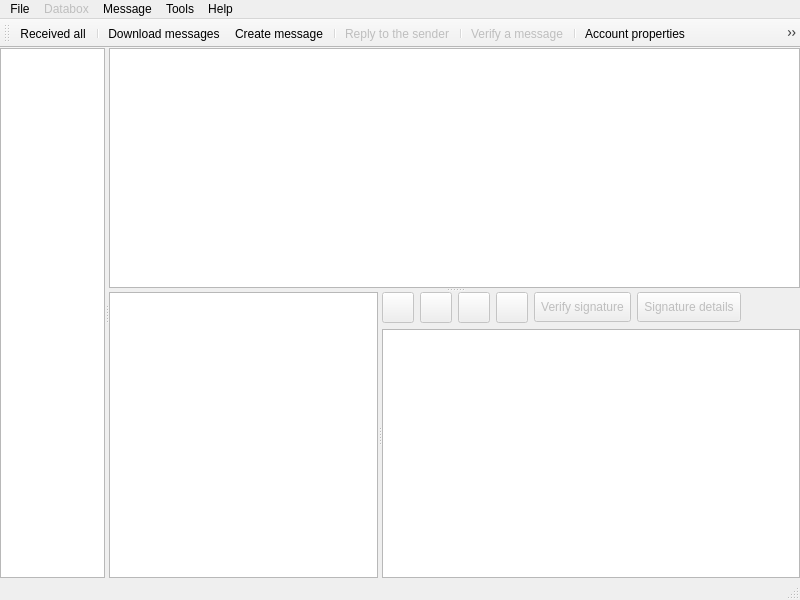
psakar/datovka, file src/gui/ui/datovka.ui: the form before one commit.
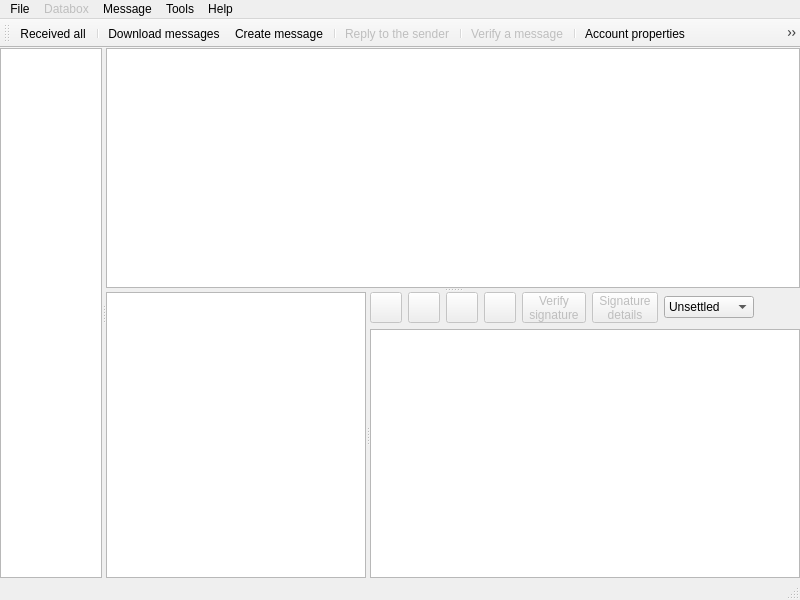
The form after the commit. Icons and pictures are not drawn.

Commit message: Added message processing state into database and mainwindow widget

Diff of the .ui file:
```diff
--- a/src/gui/ui/datovka.ui
+++ b/src/gui/ui/datovka.ui
@@ -295,7 +295,8 @@
                    </size>
                   </property>
                   <property name="text">
-                   <string>Verify signature</string>
+                   <string>Verify
+signature</string>
                   </property>
                   <property name="iconSize">
                    <size>
@@ -323,7 +324,8 @@
                    <string/>
                   </property>
                   <property name="text">
-                   <string>Signature details</string>
+                   <string>Signature
+details</string>
                   </property>
                   <property name="iconSize">
                    <size>
@@ -336,6 +338,25 @@
                   </property>
                  </widget>
                 </item>
+                <item>
+                 <widget class="QComboBox" name="messageStateCombo">
+                  <item>
+                   <property name="text">
+                    <string>Unsettled</string>
+                   </property>
+                  </item>
+                  <item>
+                   <property name="text">
+                    <string>In progress</string>
+                   </property>
+                  </item>
+                  <item>
+                   <property name="text">
+                    <string>Settled</string>
+                   </property>
+                  </item>
+                 </widget>
+                </item>
                 <item>
                  <spacer name="horizontalButtonSpacer">
                   <property name="orientation">
```
The commit also changes 7 other files.
